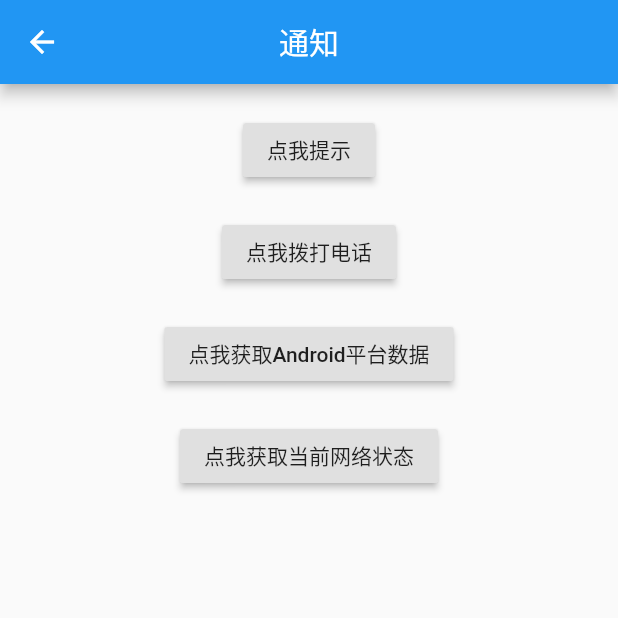
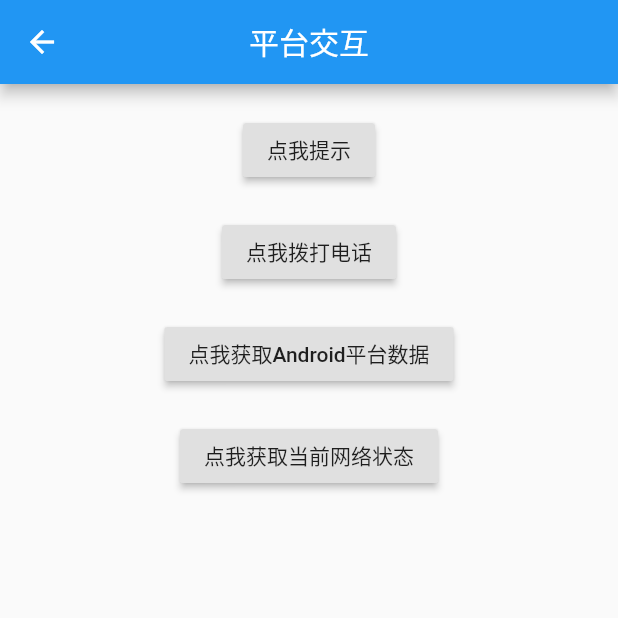
Before and after one commit to lsqboy/flutter_zhihu_ui, a Flutter app: the NoticePage screen opened directly, on a phone screen of 412 x 824 dp, the top half of it. Run offline on Flutter 3.47's test engine with Material 2 defaults, Android fonts, the phone set to English and light mode, and no system bars; our stand-ins replace cached_network_image, event_bus, fluttertoast, shared_preferences; missing offline and left inert: banner_view, flutter_webview_plugin; accounts and stored records are empty; network calls fail.

Commit message:
修改模块名。

```diff
--- a/lib/constant/Strings.dart
+++ b/lib/constant/Strings.dart
@@ -3,7 +3,7 @@ class Strings {
   static const String INDEX_NAV_HOME = "首页";
   static const String INDEX_NAV_ARTICLE = "玩资讯";
   static const String INDEX_NAV_KNOWLEDGE = "知识体系";
-  static const String INDEX_NAV_NOTICE = "通知";
+  static const String INDEX_NAV_NOTICE = "平台交互";
   static const String INDEX_NAV_MINE = "我的";
   ///  home page
   static const String HOME_NAV_FOLLOW = "关注";
```
